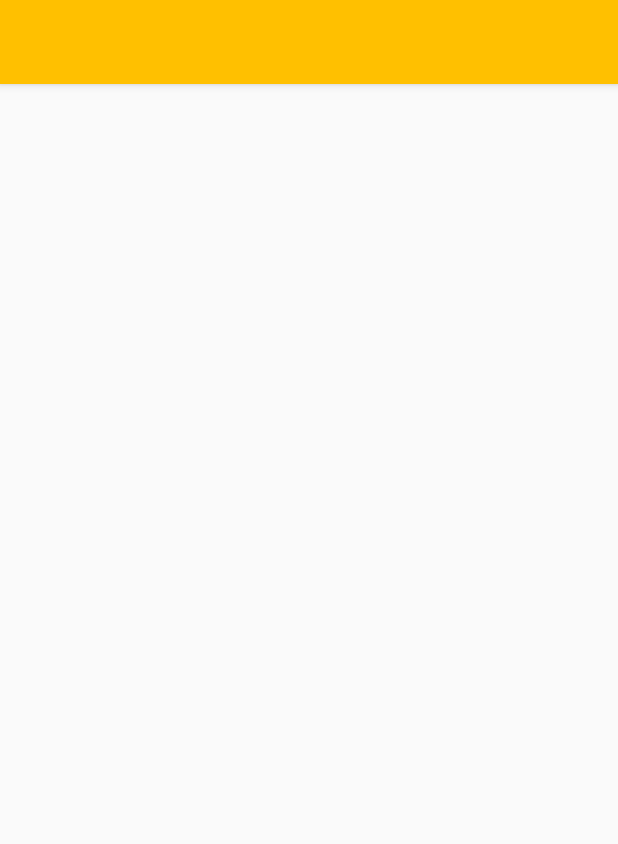
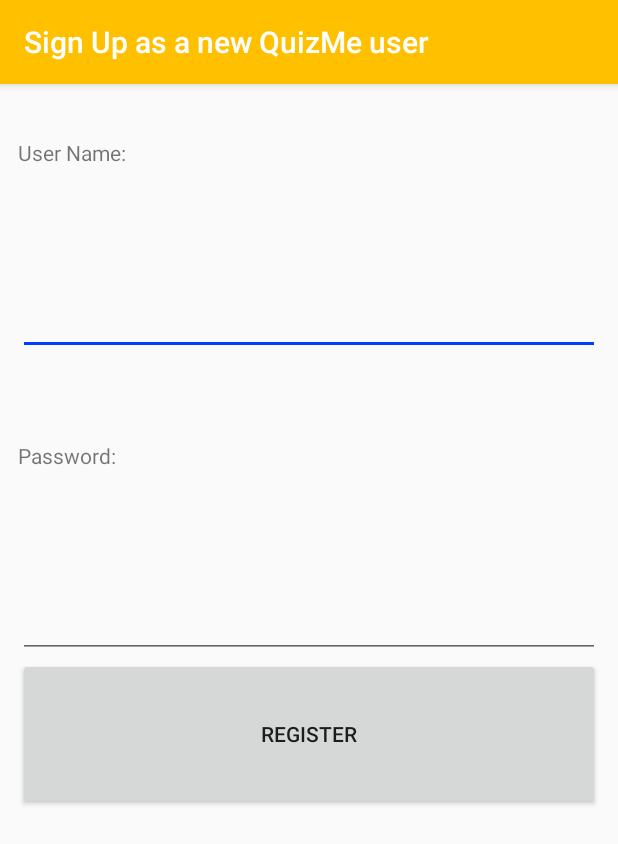
Before and after one commit to joshfernandez/iat359_quizme, an Android app: the screen it shows after launch (MainActivity), on a phone screen of 412 x 824 dp. Shown: the top 844 px of the screen. Run offline under Robolectric (Android 15) with nearby library versions, the light colour scheme and no system bars.

Commit message:
Register: Create user interface

```diff
--- a/app/src/main/AndroidManifest.xml
+++ b/app/src/main/AndroidManifest.xml
@@ -9,7 +9,7 @@
         android:roundIcon="@mipmap/ic_launcher_round"
         android:supportsRtl="true"
         android:theme="@style/AppTheme">
-        <activity android:name=".MainActivity">
+        <activity android:name=".MainActivity" android:label="Sign Up as a new QuizMe user">
             <intent-filter>
                 <action android:name="android.intent.action.MAIN" />
 
--- a/app/src/main/res/layout/activity_main.xml
+++ b/app/src/main/res/layout/activity_main.xml
@@ -6,4 +6,61 @@
     android:layout_height="match_parent"
     tools:context=".MainActivity">
 
+    <LinearLayout
+        android:layout_width="match_parent"
+        android:layout_height="match_parent"
+        android:padding="12dp"
+        android:orientation="vertical"
+        tools:layout_editor_absoluteX="8dp"
+        tools:layout_editor_absoluteY="8dp">
+
+        <TextView
+            android:id="@+id/textViewRegName"
+            android:layout_width="match_parent"
+            android:layout_height="0dp"
+            android:layout_weight="2"
+            android:gravity="center_vertical"
+            android:text="User Name:" />
+
+        <EditText
+            android:id="@+id/editTextRegName"
+            android:layout_width="match_parent"
+            android:layout_height="0dp"
+            android:layout_weight="3"
+            android:ems="10"
+            android:inputType="textPersonName" />
+
+        <Space
+            android:layout_width="match_parent"
+            android:layout_height="0dp"
+            android:layout_weight="1" />
+
+        <TextView
+            android:id="@+id/textViewRegPswd"
+            android:layout_width="match_parent"
+            android:layout_height="0dp"
+            android:layout_weight="2"
+            android:gravity="center_vertical"
+            android:text="Password:" />
+
+        <EditText
+            android:id="@+id/editTextRegPswd"
+            android:layout_width="match_parent"
+            android:layout_height="0dp"
+            android:layout_weight="3"
+            android:ems="10"
+            android:inputType="textPassword" />
+
+        <Button
+            android:id="@+id/buttonReg"
+            android:layout_width="match_parent"
+            android:layout_height="0dp"
+            android:layout_weight="3"
+            android:text="Register" />
+
+        <Space
+            android:layout_width="match_parent"
+            android:layout_height="0dp"
+            android:layout_weight="8" />
+    </LinearLayout>
 </android.support.constraint.ConstraintLayout>
```
